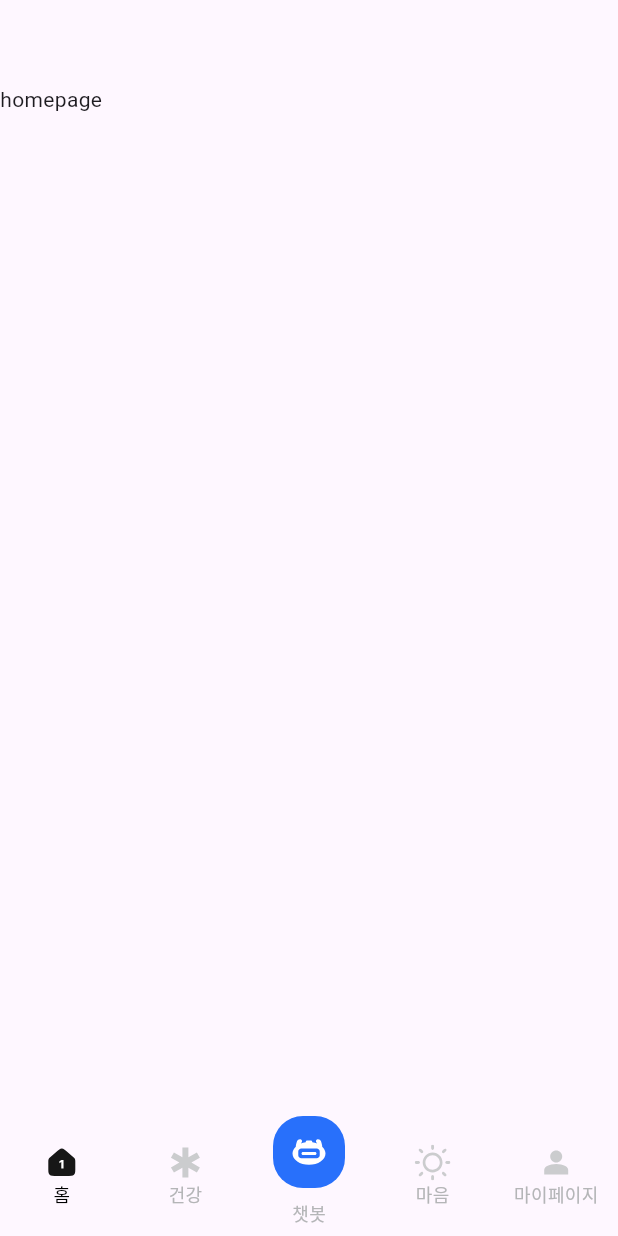
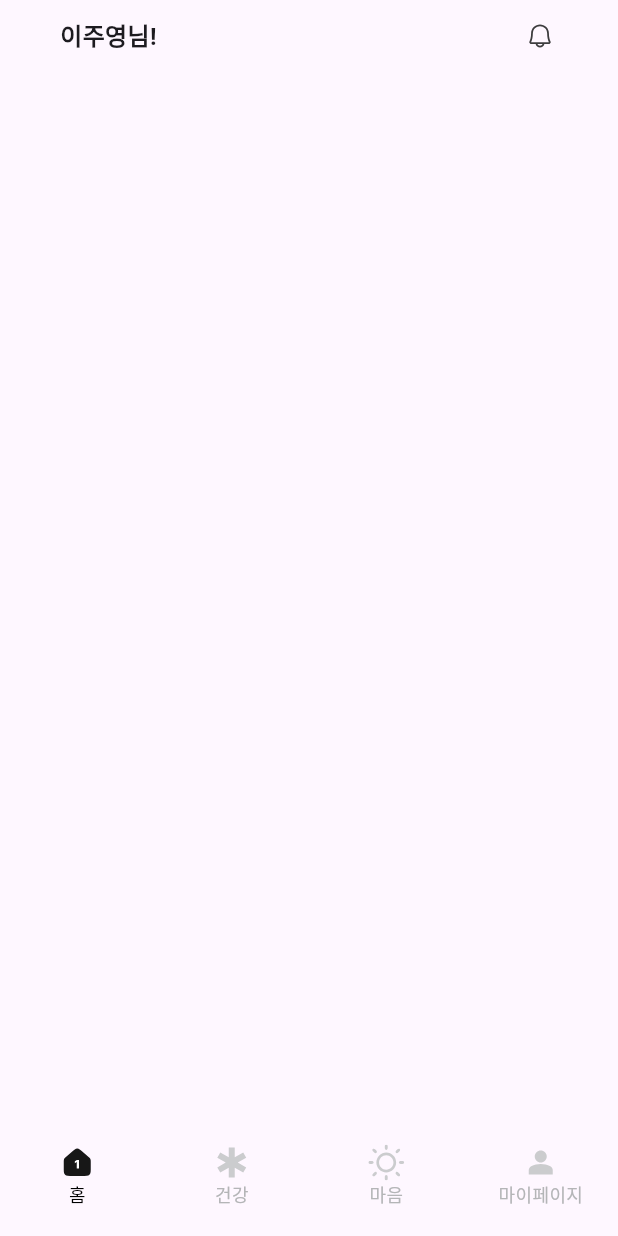
Before and after one commit to iloveuhyeon/flutter-practice, a Flutter app: the screen it shows after launch, on a phone screen of 412 x 824 dp. Run offline on Flutter 3.47's test engine with Material 3 defaults, Android fonts, the phone set to English and light mode, and no system bars; our stand-ins replace flutter_svg, go_router.

Commit message:
➕ :: topbar만듦

```diff
--- a/lib/views/home_page/home_page.dart
+++ b/lib/views/home_page/home_page.dart
@@ -1,12 +1,19 @@
 import 'package:flutter/material.dart';
+import 'package:practice/widgets/topbar/topbar.dart';
 
 class HomePage extends StatelessWidget {
   const HomePage({super.key});
 
   @override
   Widget build(BuildContext context) {
-    return const Scaffold(
-      body: Text("homepage"),
+    return Scaffold(
+      body: Column(
+        children: [
+          TopBar(
+            text: "이주영님!",
+          )
+        ],
+      ),
     );
   }
 }
--- a/lib/views/main_page/main_page.dart
+++ b/lib/views/main_page/main_page.dart
@@ -15,7 +15,6 @@ class _MainPageState extends State<MainPage> {
   @override
   Widget build(BuildContext context) {
     return Scaffold(
-      appBar: AppBar(),
       body: page[pageindex],
       bottomNavigationBar: BottomNav(
         onPageIndex: (index) => setState(
--- a/lib/widgets/bottom_nav/bottom_nav.dart
+++ b/lib/widgets/bottom_nav/bottom_nav.dart
@@ -28,11 +28,11 @@ class BottomNav extends StatelessWidget {
               isSelected: pageindex == 1,
               tap: () => onPageIndex(1),
             ),
-            ChatBot(
-                src: "chatbot.svg",
-                text: "챗봇",
-                isSelected: pageindex == 2,
-                tap: () => onPageIndex(2)),
+            // ChatBot(
+            //     src: "chatbot.svg",
+            //     text: "챗봇",
+            //     isSelected: pageindex == 2,
+            //     tap: () => onPageIndex(2)),
             NavProperty(
               src: "light-up.svg",
               text: "마음",
--- /dev/null
+++ b/lib/widgets/topbar/topbar.dart
@@ -0,0 +1,38 @@
+import 'package:flutter/material.dart';
+import 'package:flutter/widgets.dart';
+import 'package:flutter_svg/svg.dart';
+
+class TopBar extends StatelessWidget {
+  TopBar({super.key, required this.text});
+  String text;
+
+  @override
+  Widget build(BuildContext context) {
+    return SafeArea(
+      bottom: false,
+      left: false,
+      right: false,
+      child: Container(
+        padding: const EdgeInsets.symmetric(horizontal: 40),
+        height: 48,
+        child: Row(
+          mainAxisAlignment: MainAxisAlignment.spaceBetween,
+          children: [
+            Text(
+              text,
+              style: const TextStyle(
+                fontWeight: FontWeight.w700,
+                fontSize: 16,
+              ),
+            ),
+            SvgPicture.asset(
+              "assets/images/topbar/bell.svg",
+              height: 24,
+              width: 24,
+            )
+          ],
+        ),
+      ),
+    );
+  }
+}
--- a/pubspec.yaml
+++ b/pubspec.yaml
@@ -66,6 +66,7 @@ flutter:
     - assets/images/bottom_nav_property/person.svg
     - assets/images/bottom_nav/chatbot.svg
     - assets/images/bottom_nav_property/chatbot.svg
+    - assets/images/topbar/bell.svg
 
 
   # The following line ensures that the Material Icons font is
```
Also changed, not shown: assets/images/topbar/bell.svg (added).
